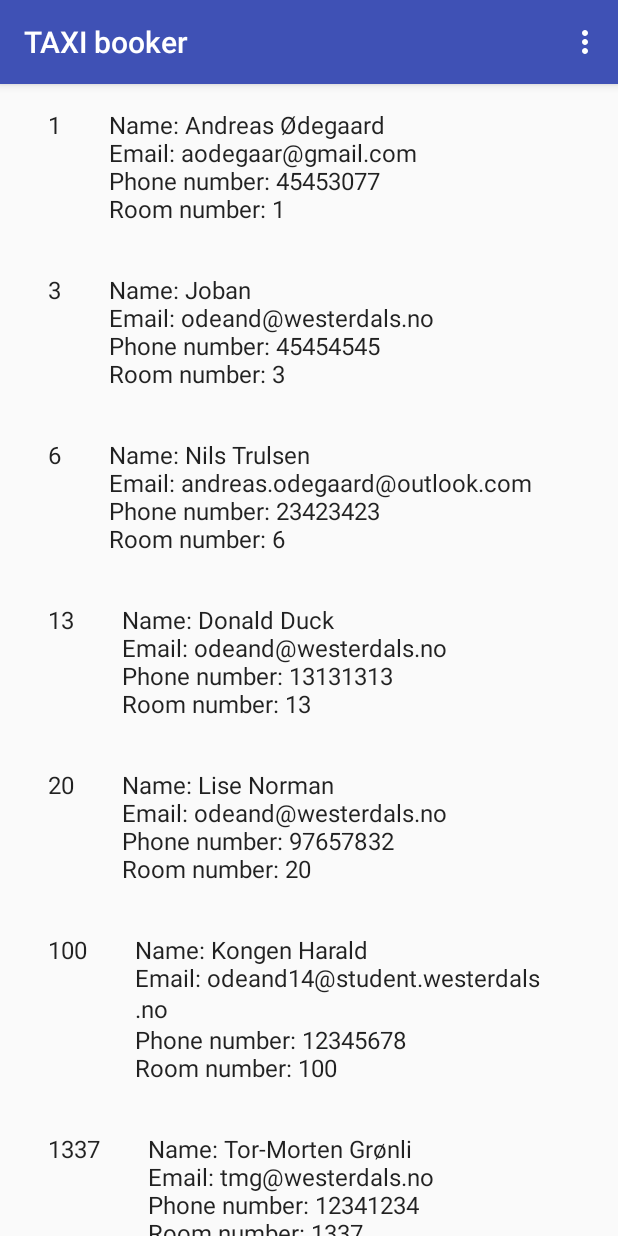
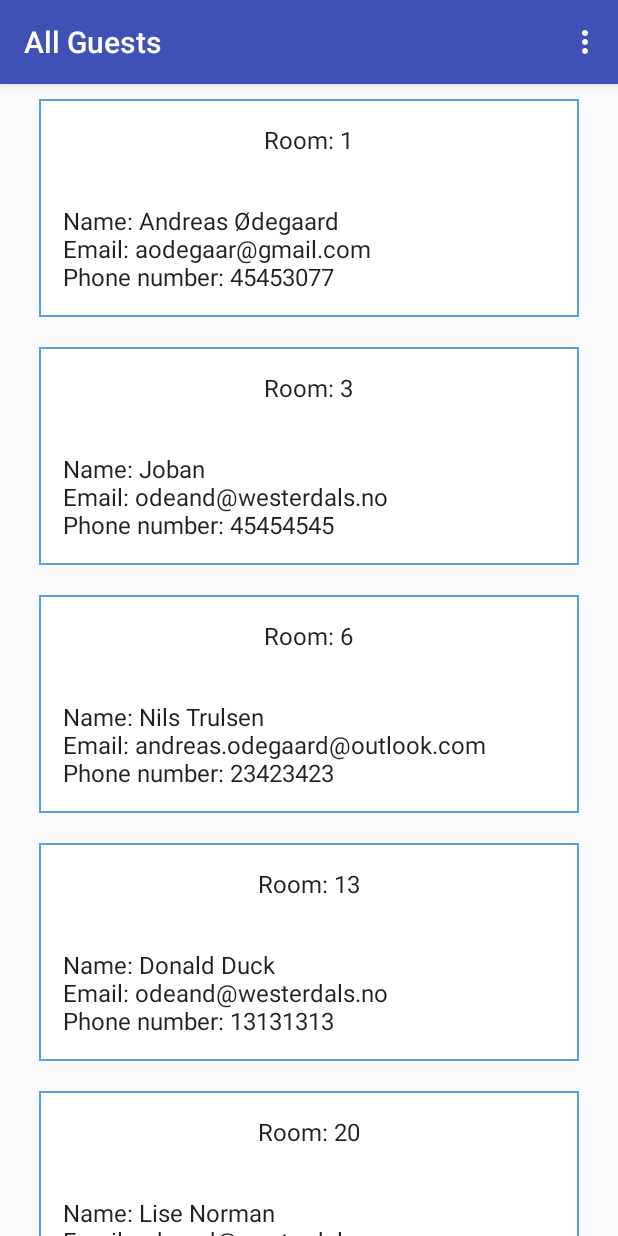
Before and after one commit to odeand14/HotellApplication, an Android app: the screen it shows after launch (MainActivity), in the options menu, after a tap on "All guests", on a phone screen of 412 x 824 dp. Run offline under Robolectric (Android 15) with nearby library versions, the phone set to English and light mode, and no system bars.

Commit message:
Fixed Actionbar name

```diff
--- a/app/src/main/java/no/westerdals/odeand/hotellapplication/AllGuestsFragment.java
+++ b/app/src/main/java/no/westerdals/odeand/hotellapplication/AllGuestsFragment.java
@@ -26,9 +26,15 @@ public class AllGuestsFragment extends Fragment {
         return new AllGuestsFragment();
     }
 
+    @Override
+    public void onResume() {
+        ((SingleFragmentActivity) getActivity()).setActonBarTitle("All Guests");
+        super.onResume();
+    }
 
     @Override
     public void onCreate(Bundle savedInstanceState) {
+        ((SingleFragmentActivity) getActivity()).setActonBarTitle("All Guests");
         super.onCreate(savedInstanceState);
     }
 
--- a/app/src/main/java/no/westerdals/odeand/hotellapplication/Guest.java
+++ b/app/src/main/java/no/westerdals/odeand/hotellapplication/Guest.java
@@ -23,8 +23,7 @@ public class Guest implements Serializable {
 
     @Override
     public String toString() {
-        return "Name: " + name + "\nEmail: " + email + "\nPhone number: " + phoneNumber +
-                "\nRoom number: " + roomNumber;
+        return "Name: " + name + "\nEmail: " + email + "\nPhone number: " + phoneNumber;
     }
 
     @Override
--- a/app/src/main/java/no/westerdals/odeand/hotellapplication/HotellInfoFragment.java
+++ b/app/src/main/java/no/westerdals/odeand/hotellapplication/HotellInfoFragment.java
@@ -46,8 +46,11 @@ public class HotellInfoFragment extends Fragment implements OnMapReadyCallback {
         return new HotellInfoFragment();
     }
 
+
+
     @Override
     public void onCreate(Bundle savedInstanceState) {
+        ((SingleFragmentActivity) getActivity()).setActonBarTitle("Hotel Info");
         super.onCreate(savedInstanceState);
     }
 
@@ -111,6 +114,7 @@ public class HotellInfoFragment extends Fragment implements OnMapReadyCallback {
 
     @Override
     public void onResume() {
+        ((SingleFragmentActivity) getActivity()).setActonBarTitle("Hotel Info");
         checkPlayServices();
         fragment.onResume();
         super.onResume();
--- a/app/src/main/java/no/westerdals/odeand/hotellapplication/MainFragment.java
+++ b/app/src/main/java/no/westerdals/odeand/hotellapplication/MainFragment.java
@@ -29,7 +29,14 @@ public class MainFragment extends Fragment {
     }
 
     @Override
+    public void onResume() {
+        ((SingleFragmentActivity) getActivity()).setActonBarTitle("Taxi booker");
+        super.onResume();
+    }
+
+    @Override
     public void onCreate(Bundle savedInstanceState) {
+        ((SingleFragmentActivity) getActivity()).setActonBarTitle("Taxi booker");
         super.onCreate(savedInstanceState);
     }
 
--- a/app/src/main/java/no/westerdals/odeand/hotellapplication/MyGuestRecyclerViewAdapter.java
+++ b/app/src/main/java/no/westerdals/odeand/hotellapplication/MyGuestRecyclerViewAdapter.java
@@ -26,8 +26,9 @@ public class MyGuestRecyclerViewAdapter extends RecyclerView.Adapter<MyGuestRecy
 
     @Override
     public void onBindViewHolder(final ViewHolder holder, int position) {
+        String roomNumber = "Room: " + String.valueOf(mValues.get(position).getRoomNumber());
         holder.mItem = mValues.get(position);
-        holder.mIdView.setText((String.valueOf(mValues.get(position).getRoomNumber())));
+        holder.mIdView.setText(roomNumber);
         holder.mContentView.setText(mValues.get(position).toString());
 
     }
--- a/app/src/main/java/no/westerdals/odeand/hotellapplication/SingleFragmentActivity.java
+++ b/app/src/main/java/no/westerdals/odeand/hotellapplication/SingleFragmentActivity.java
@@ -48,6 +48,10 @@ public abstract class SingleFragmentActivity extends AppCompatActivity {
         return true;
     }
 
+    public void setActonBarTitle(String title) {
+        getSupportActionBar().setTitle(title);
+    }
+
     @Override
     public boolean onOptionsItemSelected(MenuItem item) {
 
--- /dev/null
+++ b/app/src/main/res/drawable/frame.xml
@@ -0,0 +1,5 @@
+<?xml version="1.0" encoding="utf-8"?>
+<shape xmlns:android="http://schemas.android.com/apk/res/android" android:shape="rectangle" >
+    <solid android:color="@android:color/white" />
+    <stroke android:width="1dip" android:color="#4fa5d5"/>
+</shape>
--- a/app/src/main/res/layout/app_bar_main.xml
+++ b/app/src/main/res/layout/app_bar_main.xml
@@ -6,6 +6,7 @@
     android:fitsSystemWindows="true"
     tools:context="no.westerdals.odeand.hotellapplication.MainActivity"
     android:minHeight="?attr/actionBarSize"
+
     >
 
 </android.support.design.widget.CoordinatorLayout>
--- a/app/src/main/res/layout/fragment_all_guests.xml
+++ b/app/src/main/res/layout/fragment_all_guests.xml
@@ -1,11 +1,14 @@
 <?xml version="1.0" encoding="utf-8"?>
 <LinearLayout xmlns:android="http://schemas.android.com/apk/res/android"
-    android:layout_width="wrap_content"
+    android:layout_width="match_parent"
     android:layout_height="wrap_content"
-    android:orientation="horizontal">
+    android:orientation="vertical"
+    android:background="@drawable/frame"
+    android:layout_margin="10sp">
 
     <TextView
         android:id="@+id/id"
+        android:layout_gravity="center_horizontal"
         android:layout_width="wrap_content"
         android:layout_height="wrap_content"
         android:layout_margin="@dimen/text_margin"
--- a/app/src/main/res/layout/fragment_hotell_info.xml
+++ b/app/src/main/res/layout/fragment_hotell_info.xml
@@ -13,6 +13,7 @@
         android:layout_height="wrap_content"
         android:text="@string/filler_text"
         android:textSize="@dimen/text_margin"
+        android:layout_margin="20sp"
      />
 
     <Button
--- a/app/src/main/res/layout/fragment_main.xml
+++ b/app/src/main/res/layout/fragment_main.xml
@@ -17,7 +17,8 @@
         android:paddingTop="@dimen/activity_vertical_margin"
         app:layout_behavior="@string/appbar_scrolling_view_behavior"
         tools:context="no.westerdals.odeand.hotellapplication.MainActivity"
-        tools:showIn="@layout/app_bar_main">
+        tools:showIn="@layout/app_bar_main"
+        >
 
 
         <TextView
@@ -49,7 +50,7 @@
             android:layout_centerHorizontal="true"
             android:layout_marginTop="50dp"
             android:layout_below="@+id/txtRoomNumber"
-            android:hint="@string/book_button"
+            android:text="@string/book_button"
             />
 
     </RelativeLayout>
--- a/app/src/main/res/values/colors.xml
+++ b/app/src/main/res/values/colors.xml
@@ -3,4 +3,5 @@
     <color name="colorPrimary">#3F51B5</color>
     <color name="colorPrimaryDark">#303F9F</color>
     <color name="colorAccent">#FF4081</color>
+    <color name="taxi_yellow">#FFFF00</color>
 </resources>
--- a/app/src/main/res/values/strings.xml
+++ b/app/src/main/res/values/strings.xml
@@ -4,7 +4,6 @@
     <string name="room_number">Room NR</string>
     <string name="hotell_taxi">TAXI booker</string>
     <string name="book_button">Order TAXI</string>
-    <string name="title_activity_main2">Main2Activity</string>
 
     <string name="navigation_drawer_open">Open navigation drawer</string>
     <string name="navigation_drawer_close">Close navigation drawer</string>
@@ -17,11 +16,11 @@
     <string name="title_activity_main">TAXI booker</string>
     <string name="order_taxi">Order Taxi</string>
     <string name="cancel_order">Cancel Order</string>
-    <string name="passenger_number">Number of passengers</string>
+    <string name="passenger_number">Passengers</string>
     <string name="departure_time">Departure time</string>
     <string name="hotel_info">Hotel info</string>
     <string name="all_guests">All guests</string>
-    <string name="filler_text">Andys Hotel.\n\nWelcome to Andys Hotel!\nThe Utmost experience of luxury and state of the art taxi services.\n\nThe hotel is located in a secluded location in Oslos westside, and can offer you food and beverages. Not to mention rooms at an expensive price.\n\nAddress: Gabels gate 16, 0272 Oslo\n\nNumber of rooms: 114 rooms – 173 beds\n\nNumber of meeting rooms: 5 – for up to 100 people</string>
+    <string name="filler_text">Andys Hotel.\n\nWelcome to Andys Hotel!\nThe Utmost experience of luxury and state of the art taxi services.\n\nThe hotel is located in a secluded location in Oslos westside, and can offer you food and beverages. Not to mention rooms at an expensive price.\n\nAddress: Gabels gate 16, 0272 Oslo\n\nNumber of rooms: 114 rooms – 173 beds</string>
 
     <string name="hello_blank_fragment">Hello blank fragment</string>
     <string name="guest_name">Guest name</string>
--- a/app/src/main/res/values/styles.xml
+++ b/app/src/main/res/values/styles.xml
@@ -11,6 +11,7 @@
     <style name="AppTheme.NoActionBar">
         <item name="windowActionBar">false</item>
         <item name="windowNoTitle">true</item>
+        <item name="actionBarStyle">@mipmap/taxi_squares</item>
     </style>
 
     <style name="AppTheme.AppBarOverlay" parent="ThemeOverlay.AppCompat.Dark.ActionBar" />
```
Also changed, not shown: app/src/main/AndroidManifest.xml (+9 -3 lines), app/src/main/java/no/westerdals/odeand/hotellapplication/NewGuestFragment.java (+7 -1 lines), app/src/main/res/layout/fragment_confirm_order.xml (+15 -11 lines), app/src/main/res/mipmap-hdpi/taxi_logos.png (added).
